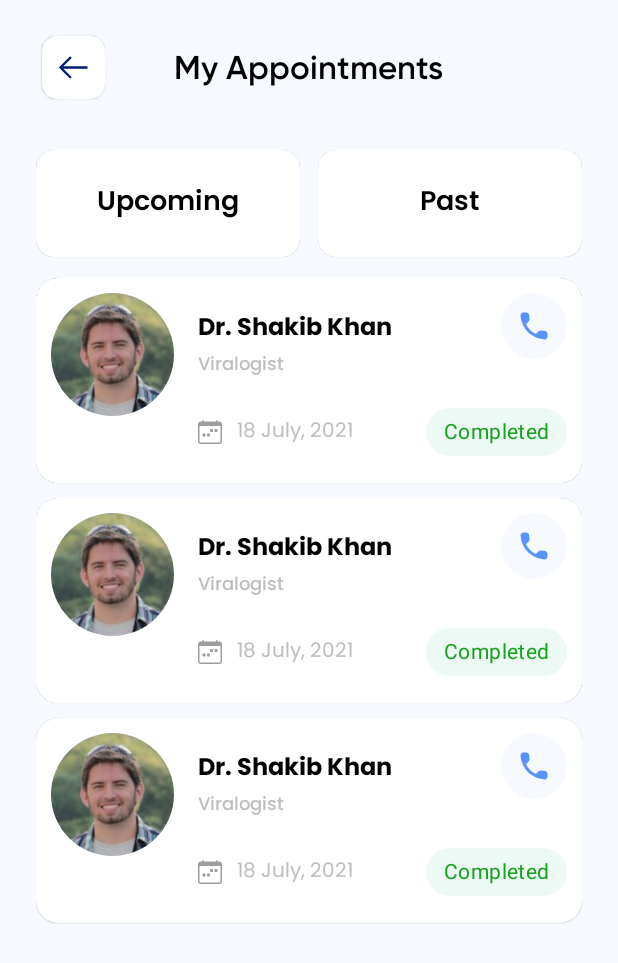
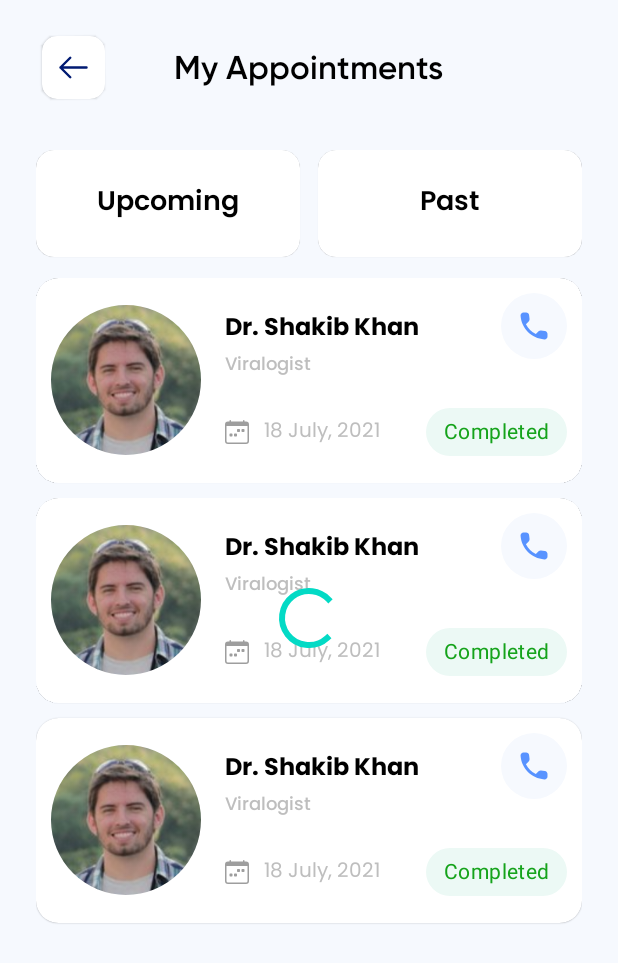
Before and after one commit to Aumaidkh/DoctorConsultationAndAppointmentBooking, an Android app: the layout fragment_my_appointments.xml on its own in the app's theme, with its tools: preview values and no code run, on a phone screen of 412 x 824 dp. Shown: the top 963 px of the screen. Run offline under Robolectric (Android 15) with nearby library versions, the phone set to English and light mode, and no system bars.

Commit message:
Added MyAppointments functionality with progress bar

```diff
--- a/app/src/main/java/com/android/doctorce/feature_book_appointment/presentation/ui/home_and_key_features/fragments/my_appointments/MyAppointmentsFragment.kt
+++ b/app/src/main/java/com/android/doctorce/feature_book_appointment/presentation/ui/home_and_key_features/fragments/my_appointments/MyAppointmentsFragment.kt
@@ -66,13 +66,23 @@ class MyAppointmentsFragment: Fragment() {
         lifecycleScope.launchWhenStarted {
             viewModel.state.collect {
                 if (it.isLoading) {
-                    Toast.makeText(context, "Loading", Toast.LENGTH_SHORT).show()
+                    binding.apply {
+                        progressBar3.visibility = View.VISIBLE
+                        rvAppointments.visibility = View.GONE
+                    }
+
                 } else {
+                    binding.apply {
+                        progressBar3.visibility = View.GONE
+                        rvAppointments.visibility = View.VISIBLE
+                    }
                     appointmentAdapter.submitList(it.appointments)
                 }
             }
         }
     }
+
+
 
     private fun setupOnClickListeners() {
         binding.apply {
--- a/app/src/main/java/com/android/doctorce/feature_book_appointment/presentation/ui/home_and_key_features/fragments/my_appointments/MyAppointmentsViewModel.kt
+++ b/app/src/main/java/com/android/doctorce/feature_book_appointment/presentation/ui/home_and_key_features/fragments/my_appointments/MyAppointmentsViewModel.kt
@@ -1,5 +1,6 @@
 package com.android.doctorce.feature_book_appointment.presentation.ui.home_and_key_features.fragments.my_appointments
 
+import android.util.Log
 import androidx.lifecycle.ViewModel
 import androidx.lifecycle.viewModelScope
 import com.android.doctorce.feature_book_appointment.data.util.Resource
@@ -10,6 +11,7 @@ import kotlinx.coroutines.flow.collect
 import kotlinx.coroutines.launch
 import javax.inject.Inject
 
+private const val TAG = "MyAppointmentsViewModel"
 @HiltViewModel
 class MyAppointmentsViewModel @Inject constructor(
     private val appointmentRepository: AppointmentRepository
@@ -25,9 +27,11 @@ class MyAppointmentsViewModel @Inject constructor(
         when(event){
             is MyAppointmentsEvent.UpComingClick -> {
                 getAllAppointments()
+                Log.d(TAG, "onEvent: UpComingClick")
             }
             is MyAppointmentsEvent.PastClick -> {
                 getAllAppointments()
+                Log.d(TAG, "onEvent: PastClick")
             }
         }
     }
@@ -38,7 +42,7 @@ class MyAppointmentsViewModel @Inject constructor(
                 when(result) {
                     is Resource.Success -> {
                         result.data?.let { appointments ->
-                            state.value = state.value.copy(appointments = appointments)
+                            state.value = state.value.copy(isLoading = false, appointments = appointments)
                         }
                     }
                     is Resource.Error -> Unit
--- a/app/src/main/res/layout/fragment_my_appointments.xml
+++ b/app/src/main/res/layout/fragment_my_appointments.xml
@@ -63,7 +63,6 @@
 
             <!--Upcoming-->
             <com.google.android.material.card.MaterialCardView
-                app:strokeColor="@color/primary_color"
                 android:id="@+id/upcomingCard"
                 android:layout_width="0dp"
                 android:layout_height="match_parent"
@@ -71,7 +70,8 @@
                 android:layout_marginBottom="4dp"
                 android:layout_weight="1"
                 app:cardCornerRadius="12dp"
-                app:cardElevation="0.3dp">
+                app:cardElevation="0.3dp"
+                app:strokeColor="@color/primary_color">
 
                 <TextView
                     android:layout_width="wrap_content"
@@ -87,7 +87,6 @@
 
             <!--Past-->
             <com.google.android.material.card.MaterialCardView
-                app:strokeColor="@color/primary_color"
                 android:id="@+id/pastCard"
                 android:layout_width="0dp"
                 android:layout_height="match_parent"
@@ -95,7 +94,8 @@
                 android:layout_marginBottom="4dp"
                 android:layout_weight="1"
                 app:cardCornerRadius="12dp"
-                app:cardElevation="0.3dp">
+                app:cardElevation="0.3dp"
+                app:strokeColor="@color/primary_color">
 
                 <TextView
                     android:layout_width="wrap_content"
@@ -113,43 +113,24 @@
 
         <androidx.recyclerview.widget.RecyclerView
             android:id="@+id/rvAppointments"
-            tools:listitem="@layout/rv_appointment_item"
             android:layout_width="0dp"
             android:layout_height="0dp"
             app:layout_constraintBottom_toBottomOf="parent"
             app:layout_constraintEnd_toEndOf="parent"
             app:layout_constraintStart_toStartOf="parent"
-            app:layout_constraintTop_toBottomOf="@+id/linearLayout" />
+            app:layout_constraintTop_toBottomOf="@+id/linearLayout"
+            tools:listitem="@layout/rv_appointment_item" />
 
-
-<!--        <ScrollView-->
-<!--            app:layout_constraintTop_toBottomOf="@+id/linearLayout"-->
-<!--            android:layout_width="match_parent"-->
-<!--            android:layout_height="wrap_content"-->
-<!--            app:layout_constraintEnd_toEndOf="parent"-->
-<!--            android:nestedScrollingEnabled="false"-->
-<!--            android:scrollbars="none"-->
-<!--            android:clipToPadding="false"-->
-<!--            app:layout_constraintHorizontal_bias="0.5"-->
-<!--            app:layout_constraintStart_toStartOf="parent">-->
-
-<!--            <LinearLayout-->
-<!--                android:paddingBottom="185dp"-->
-<!--                android:layout_width="match_parent"-->
-<!--                android:layout_height="wrap_content"-->
-<!--                android:orientation="vertical">-->
-
-<!--                <include layout="@layout/rv_appointment_item"/>-->
-<!--                <include layout="@layout/rv_appointment_item"/>-->
-<!--                <include layout="@layout/rv_appointment_item"/>-->
-<!--                <include layout="@layout/rv_appointment_item"/>-->
-<!--                <include layout="@layout/rv_appointment_item"/>-->
-<!--                <include layout="@layout/rv_appointment_item"/>-->
-<!--                <include layout="@layout/rv_appointment_item"/>-->
-
-<!--            </LinearLayout>-->
-
-<!--        </ScrollView>-->
+        <ProgressBar
+            android:id="@+id/progressBar3"
+            style="?android:attr/progressBarStyle"
+            android:layout_width="wrap_content"
+            android:layout_height="wrap_content"
+            app:layout_constraintBottom_toBottomOf="parent"
+            app:layout_constraintEnd_toEndOf="parent"
+            app:layout_constraintHorizontal_bias="0.5"
+            app:layout_constraintStart_toStartOf="parent"
+            app:layout_constraintTop_toTopOf="parent" />
 
 
     </androidx.constraintlayout.widget.ConstraintLayout>
--- a/app/src/main/res/layout/rv_appointment_item.xml
+++ b/app/src/main/res/layout/rv_appointment_item.xml
@@ -15,21 +15,20 @@
 
         <LinearLayout
             android:orientation="horizontal"
-            android:weightSum="4"
             android:padding="10dp"
             android:layout_width="match_parent"
             android:layout_height="match_parent">
 
             <!--Doctor Image-->
             <com.google.android.material.imageview.ShapeableImageView
-                android:layout_weight="1"
-                android:layout_width="0dp"
+                android:layout_width="100dp"
+                android:layout_gravity="center_vertical"
                 android:id="@+id/ivDoctor"
                 android:src="@drawable/face"
                 android:adjustViewBounds="true"
                 android:scaleType="centerCrop"
                 app:shapeAppearance="@style/CircleImage"
-                android:layout_height="wrap_content" />
+                android:layout_height="100dp" />
 
             <!--Doctor Details-->
             <FrameLayout
```
